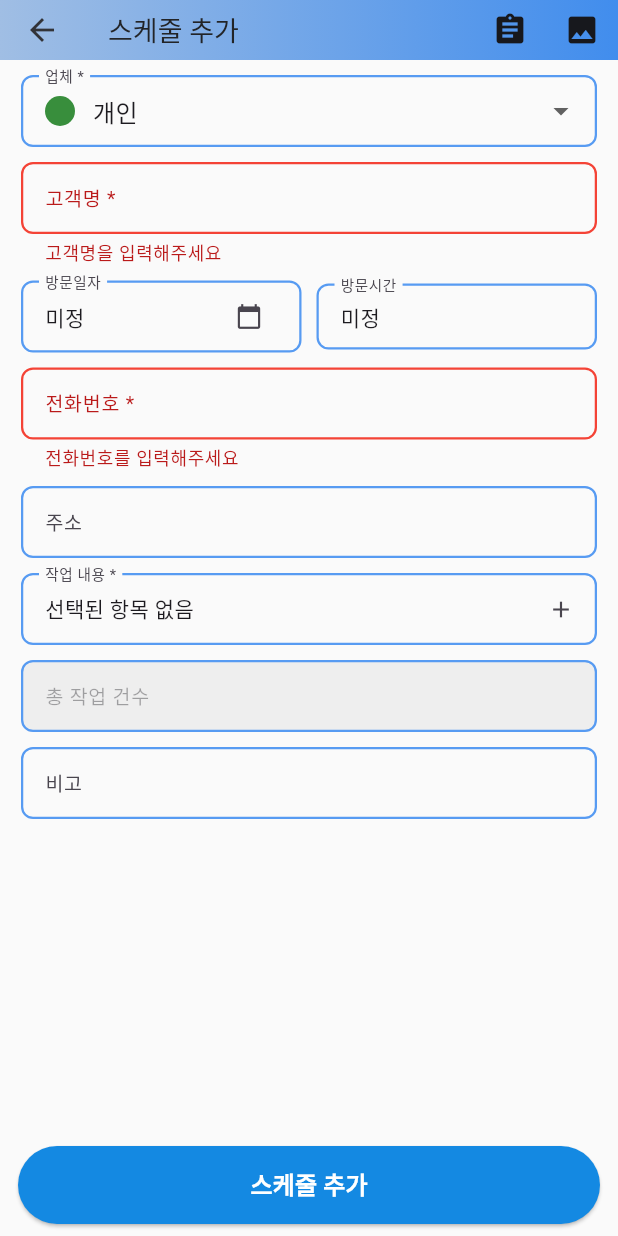
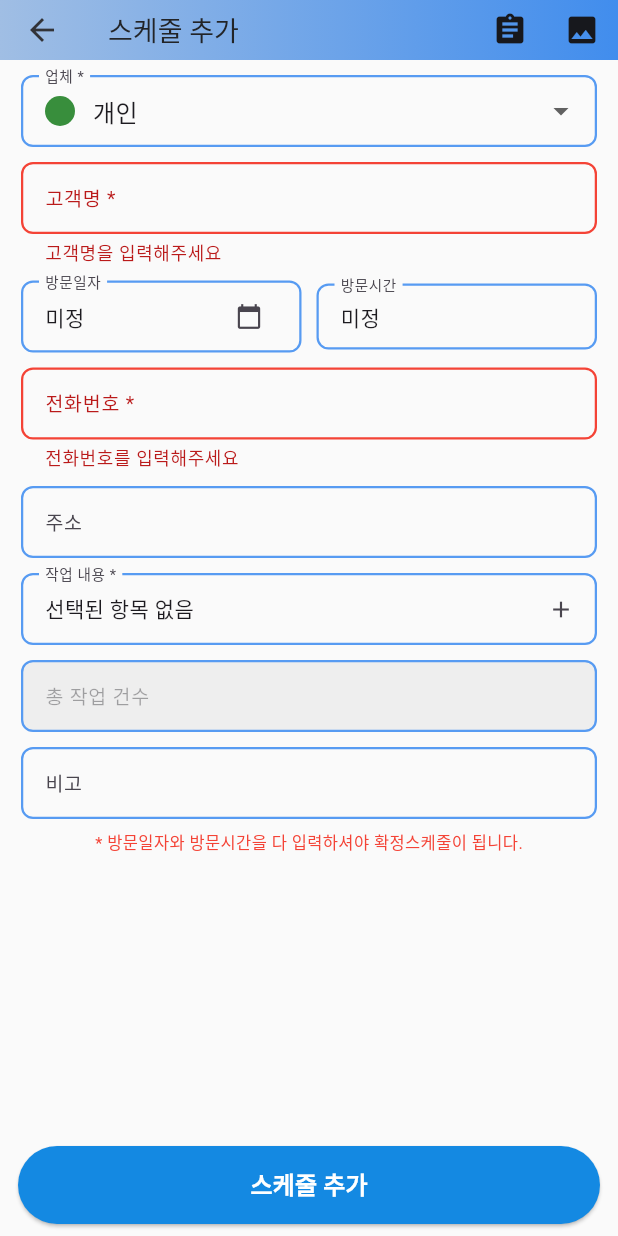
Before and after one commit to ssh5437/flutter_schedule_app, a Flutter app: the ScheduleFormScreen screen opened directly, after a tap on "스케줄 추가", on a phone screen of 412 x 824 dp. Run offline on Flutter 3.47's test engine with Material 3 defaults, Android fonts, the light colour scheme and no system bars; our stand-ins replace app_links, file_picker, firebase_analytics, firebase_core, fl_chart, flutter_colorpicker and 11 more; missing offline and left inert: encrypt, google_mlkit_text_recognition, home_widget, pointycastle, workmanager; accounts and stored records are empty; network calls fail; statements that could not run were skipped.

Commit message:
주소 입력 안했을때의 버그 수정

```diff
--- a/lib/screens/schedule_form_screen.dart
+++ b/lib/screens/schedule_form_screen.dart
@@ -1060,17 +1060,23 @@ class _ScheduleFormScreenState extends State<ScheduleFormScreen> {
       // 주소를 지번 주소로 변환 (주소가 변경된 경우에만)
       String? jibunAddress = widget.schedule?.jibunAddress; // 기존 값 유지
 
-      // 신규 등록이거나, 주소가 변경된 경우에만 API 호출
-      final addressChanged = widget.schedule == null || widget.schedule!.address != _addressController.text;
-
-      if (addressChanged) {
+      // 기존 주소와 현재 입력된 주소 비교 (null 처리 포함)
+      final oldAddress = widget.schedule?.address ?? '';
+      final newAddress = _addressController.text;
+      final addressChanged = oldAddress != newAddress;
+
+      // 주소가 비어있지 않고 변경된 경우에만 API 호출
+      if (addressChanged && newAddress.isNotEmpty) {
         try {
-          jibunAddress = await AddressService.convertToJibunAddress(_addressController.text);
+          jibunAddress = await AddressService.convertToJibunAddress(newAddress);
         } catch (e) {
           // 변환 실패 시 무시
           debugPrint('지번 주소 변환 실패: $e');
           jibunAddress = null;
         }
+      } else if (newAddress.isEmpty) {
+        // 주소가 비어있으면 지번주소도 null로 설정
+        jibunAddress = null;
       }
 
       final schedule = Schedule(
@@ -1465,6 +1471,18 @@ class _ScheduleFormScreenState extends State<ScheduleFormScreen> {
                             maxLines: 2,
                             minLines: 1,
                           ),
+                          const SizedBox(height: 8),
+                          const Padding(
+                            padding: EdgeInsets.symmetric(horizontal: 4),
+                            child: Text(
+                              '* 방문일자와 방문시간을 다 입력하셔야 확정스케줄이 됩니다.',
+                              style: TextStyle(
+                                fontSize: 11,
+                                color: Colors.red,
+                                height: 1.3,
+                              ),
+                            ),
+                          ),
                         ],
                       ),
                     ),
```
Also changed, not shown: lib/database/database_helper.dart (+58 -3 lines).
